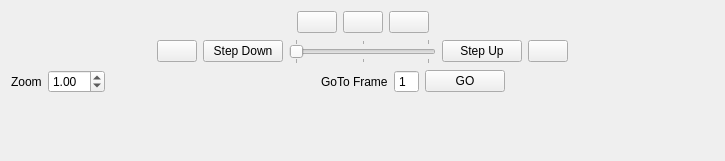
The window that resources/designer_ui/cgtvideocontrols.ui (jonathanHuwP/CrystalGrowthTracker) describes before a commit, drawn with Qt 5.
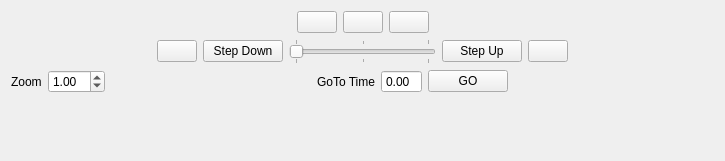
The same window after the commit. Custom widgets are drawn as their Qt base class.

Commit message: Still frames appearing

The edit to the form file:
```diff
--- a/resources/designer_ui/cgtvideocontrols.ui
+++ b/resources/designer_ui/cgtvideocontrols.ui
@@ -219,21 +219,18 @@
         <number>1</number>
        </property>
        <property name="text">
-        <string>GoTo Frame</string>
+        <string>GoTo Time</string>
        </property>
       </widget>
      </item>
      <item>
-      <widget class="QSpinBox" name="_gotoSpinBox">
+      <widget class="QDoubleSpinBox" name="_gotoSpinBox">
        <property name="toolTip">
         <string>Frame number for jump.</string>
        </property>
        <property name="buttonSymbols">
         <enum>QAbstractSpinBox::NoButtons</enum>
        </property>
-       <property name="minimum">
-        <number>1</number>
-       </property>
       </widget>
      </item>
      <item>
```
Left out of the diff: 19 changed lines with no effect on the pictures. The commit also changes 9 other files.
